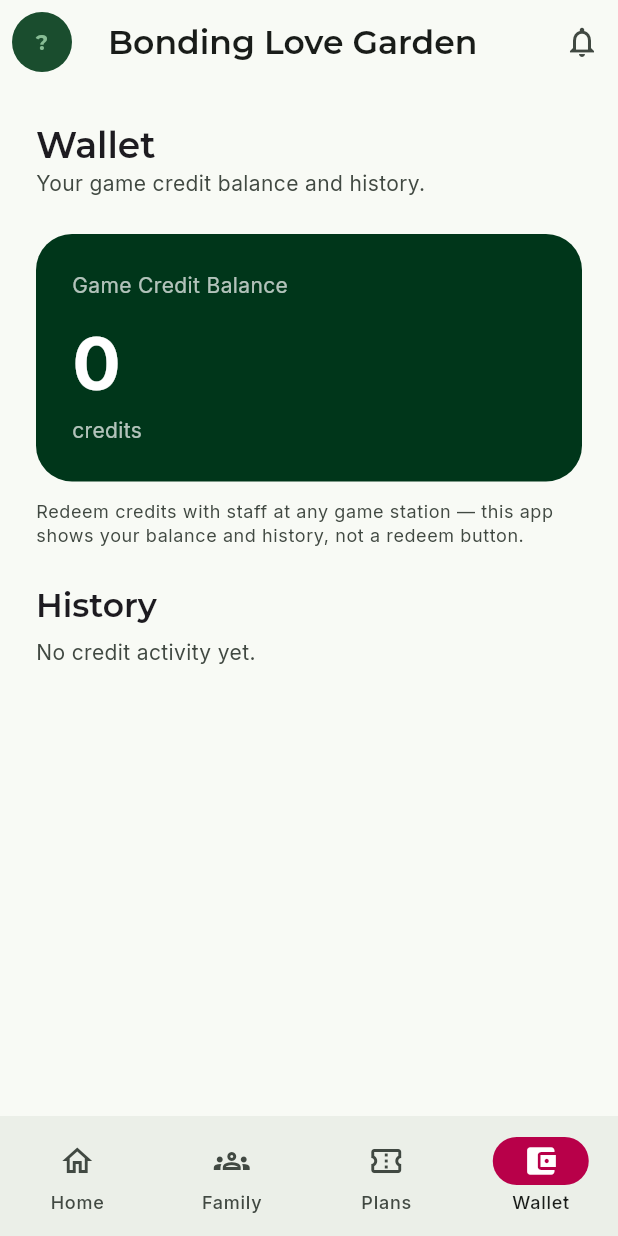
After one commit to IkyIsaac/bonding_love_garden, a Flutter app: the WalletScreen screen opened by its route, on a phone screen of 412 x 824 dp. The commit adds this screen. Run offline on Flutter 3.47's test engine with Material 3 defaults, Android fonts, the phone set to English and light mode, and no system bars; our stand-ins replace flutter_riverpod, freezed_annotation, go_router, google_fonts, supabase_flutter; accounts and stored records are empty; network calls fail.

Commit message:
Mobile: Wallet tab — game credit balance + history (read-only)
Builds features/customer/wallet/: family_credit_balance for the
headline number, game_credit_ledger for the history list (direction,
amount, reason, date). No redeem action in the app — wallet-redeem is
staff-only (403s for customer role) by design, since credits get
redeemed by staff scanning a wristband at a physical game station, not
from the customer's own device. Discovered this while reading the
Edge Function rather than assuming a redeem button belonged here.

Verified against a real seeded ledger row (+5, "Welcome bonus",
inserted directly via SQL since neither the earning path nor
customer-initiated redemption exist yet) — balance and history both
render correctly via flutter run -d chrome.

All four customer bottom-nav tabs (Home, Family, Plans, Wallet) are
now live against the real backend. Checkout is next.

```diff
--- a/mobile/lib/core/routing/app_router.dart
+++ b/mobile/lib/core/routing/app_router.dart
@@ -10,6 +10,7 @@ import '../../features/customer/customer_home_screen.dart';
 import '../../features/customer/customer_shell.dart';
 import '../../features/customer/family/family_screen.dart';
 import '../../features/customer/plans/plans_screen.dart';
+import '../../features/customer/wallet/wallet_screen.dart';
 import '../../features/shared/login_screen.dart';
 
 /// Role gate (post sign-in, from `profiles.role`), per
@@ -96,8 +97,7 @@ final appRouterProvider = Provider<GoRouter>((ref) {
             routes: [
               GoRoute(
                 path: '/customer/wallet',
-                builder: (context, state) =>
-                    const _NotYetBuiltScreen(title: 'Wallet'),
+                builder: (context, state) => const WalletScreen(),
               ),
             ],
           ),
--- /dev/null
+++ b/mobile/lib/features/customer/wallet/wallet_providers.dart
@@ -0,0 +1,30 @@
+import 'package:flutter_riverpod/flutter_riverpod.dart';
+
+import '../../../core/auth/auth_providers.dart';
+import '../../../core/family/current_family_provider.dart';
+import '../../../core/models/credit_ledger_entry.dart';
+
+final familyCreditBalanceProvider = FutureProvider<int>((ref) async {
+  final client = ref.watch(supabaseClientProvider);
+  final familyId = await ref.watch(currentFamilyIdProvider.future);
+  final row = await client
+      .from('family_credit_balance')
+      .select('balance')
+      .eq('family_id', familyId)
+      .maybeSingle();
+  return (row?['balance'] as num?)?.toInt() ?? 0;
+});
+
+final creditLedgerProvider = FutureProvider<List<CreditLedgerEntry>>((
+  ref,
+) async {
+  final client = ref.watch(supabaseClientProvider);
+  final familyId = await ref.watch(currentFamilyIdProvider.future);
+  final rows = await client
+      .from('game_credit_ledger')
+      .select('id, direction, amount, reason, created_at')
+      .eq('family_id', familyId)
+      .order('created_at', ascending: false)
+      .limit(50);
+  return rows.map(CreditLedgerEntry.fromJson).toList();
+});
--- /dev/null
+++ b/mobile/lib/features/customer/wallet/wallet_screen.dart
@@ -0,0 +1,173 @@
+import 'package:flutter/material.dart';
+import 'package:flutter_riverpod/flutter_riverpod.dart';
+
+import '../../../core/models/credit_ledger_entry.dart';
+import '../../../core/theme/app_theme.dart';
+import '../../../core/widgets/branded_app_bar.dart';
+import 'wallet_providers.dart';
+
+class WalletScreen extends ConsumerWidget {
+  const WalletScreen({super.key});
+
+  @override
+  Widget build(BuildContext context, WidgetRef ref) {
+    final balance = ref.watch(familyCreditBalanceProvider);
+    final ledger = ref.watch(creditLedgerProvider);
+
+    return Scaffold(
+      appBar: const BrandedAppBar(),
+      body: RefreshIndicator(
+        onRefresh: () async {
+          ref.invalidate(familyCreditBalanceProvider);
+          ref.invalidate(creditLedgerProvider);
+        },
+        child: ListView(
+          padding: const EdgeInsets.all(AppSpacing.md),
+          children: [
+            Text('Wallet', style: Theme.of(context).textTheme.headlineSmall),
+            Text(
+              'Your game credit balance and history.',
+              style: Theme.of(context).textTheme.bodyMedium?.copyWith(
+                color: AppColors.onSurfaceVariant,
+              ),
+            ),
+            const SizedBox(height: AppSpacing.md),
+            Container(
+              width: double.infinity,
+              padding: const EdgeInsets.all(AppSpacing.md),
+              decoration: BoxDecoration(
+                color: AppColors.primary,
+                borderRadius: BorderRadius.circular(AppRadii.large),
+              ),
+              child: Column(
+                crossAxisAlignment: CrossAxisAlignment.start,
+                children: [
+                  const Text(
+                    'Game Credit Balance',
+                    style: TextStyle(color: Colors.white70),
+                  ),
+                  const SizedBox(height: AppSpacing.base),
+                  balance.when(
+                    data: (b) => Text(
+                      '$b',
+                      style: const TextStyle(
+                        color: Colors.white,
+                        fontSize: 48,
+                        fontWeight: FontWeight.bold,
+                      ),
+                    ),
+                    loading: () => const SizedBox(
+                      height: 48,
+                      child: Center(
+                        child: CircularProgressIndicator(color: Colors.white),
+                      ),
+                    ),
+                    error: (_, __) => const Text(
+                      '—',
+                      style: TextStyle(color: Colors.white, fontSize: 48),
+                    ),
+                  ),
+                  const Text(
+                    'credits',
+                    style: TextStyle(color: Colors.white70),
+                  ),
+                ],
+              ),
+            ),
+            const SizedBox(height: AppSpacing.sm),
+            Text(
+              'Redeem credits with staff at any game station — this app shows your balance and history, not a redeem button.',
+              style: Theme.of(context).textTheme.bodySmall?.copyWith(
+                color: AppColors.onSurfaceVariant,
+              ),
+            ),
+            const SizedBox(height: AppSpacing.md),
+            Text('History', style: Theme.of(context).textTheme.titleLarge),
+            const SizedBox(height: AppSpacing.base),
+            ledger.when(
+              data: (entries) {
+                if (entries.isEmpty) {
+                  return Text(
+                    'No credit activity yet.',
+                    style: Theme.of(context).textTheme.bodyMedium?.copyWith(
+                      color: AppColors.onSurfaceVariant,
+                    ),
+                  );
+                }
+                return Column(
+                  children: entries.map((e) => _LedgerTile(entry: e)).toList(),
+                );
+              },
+              loading: () => const Padding(
+                padding: EdgeInsets.all(24),
+                child: Center(child: CircularProgressIndicator()),
+              ),
+              error: (_, __) => Text(
+                "Couldn't load history.",
+                style: TextStyle(color: AppColors.error),
+              ),
+            ),
+          ],
+        ),
+      ),
+    );
+  }
+}
+
+class _LedgerTile extends StatelessWidget {
+  const _LedgerTile({required this.entry});
+
+  final CreditLedgerEntry entry;
+
+  @override
+  Widget build(BuildContext context) {
+    final isPositive =
+        entry.direction == CreditDirection.earned ||
+        (entry.direction == CreditDirection.adjusted && entry.amount > 0);
+    final icon = switch (entry.direction) {
+      CreditDirection.earned => Icons.add_circle_outline,
+      CreditDirection.redeemed => Icons.remove_circle_outline,
+      CreditDirection.adjusted => Icons.tune,
+    };
+    final label = switch (entry.direction) {
+      CreditDirection.earned => 'Earned',
+      CreditDirection.redeemed => 'Redeemed',
+      CreditDirection.adjusted => 'Adjusted',
+    };
+    final color = isPositive ? AppColors.primary : AppColors.secondary;
+    final amountLabel = '${isPositive ? '+' : '-'}${entry.amount.abs()}';
+
+    return Card(
+      margin: const EdgeInsets.only(bottom: AppSpacing.base),
+      child: ListTile(
+        leading: CircleAvatar(
+          backgroundColor: color.withValues(alpha: 0.12),
+          child: Icon(icon, color: color, size: 20),
+        ),
+        title: Text(label),
+        subtitle: entry.reason != null
+            ? Text(entry.reason!)
+            : Text(_formatDate(entry.createdAt)),
+        trailing: Column(
+          mainAxisAlignment: MainAxisAlignment.center,
+          crossAxisAlignment: CrossAxisAlignment.end,
+          children: [
+            Text(
+              amountLabel,
+              style: TextStyle(color: color, fontWeight: FontWeight.bold),
+            ),
+            if (entry.reason != null)
+              Text(
+                _formatDate(entry.createdAt),
+                style: Theme.of(context).textTheme.bodySmall?.copyWith(
+                  color: AppColors.onSurfaceVariant,
+                ),
+              ),
+          ],
+        ),
+      ),
+    );
+  }
+
+  String _formatDate(DateTime dt) => '${dt.day}/${dt.month}/${dt.year}';
+}
```
Also changed, not shown: mobile/lib/core/models/credit_ledger_entry.dart (added, +38 -0 lines), mobile/lib/core/models/credit_ledger_entry.freezed.dart (added), 1 other file.
